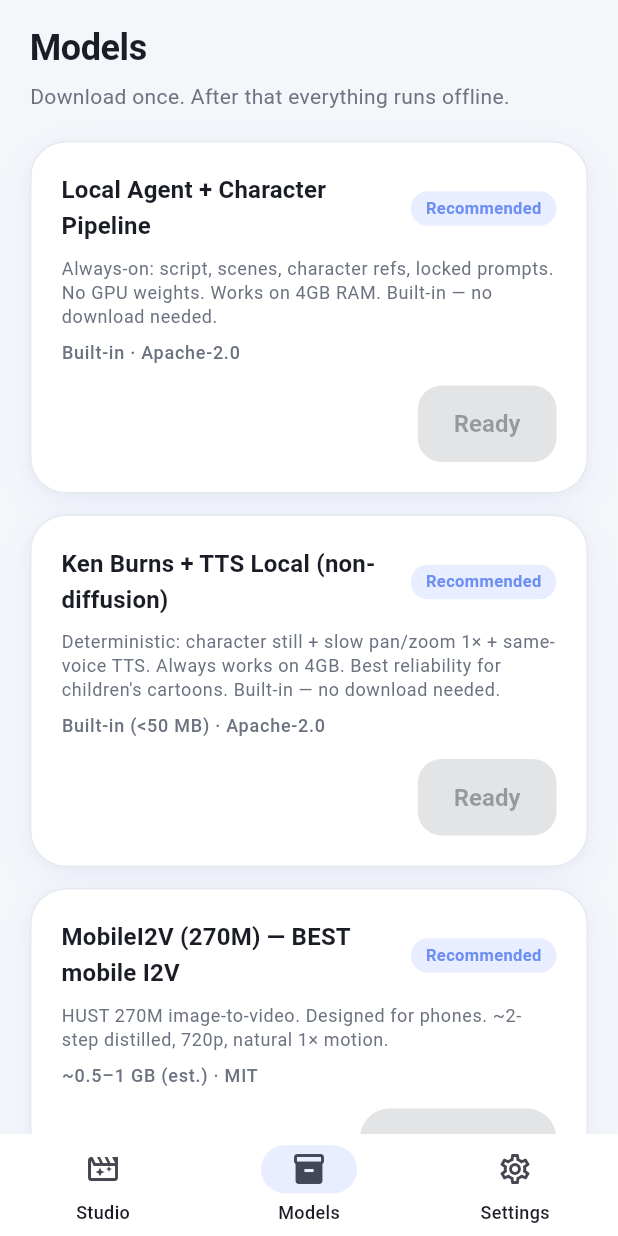
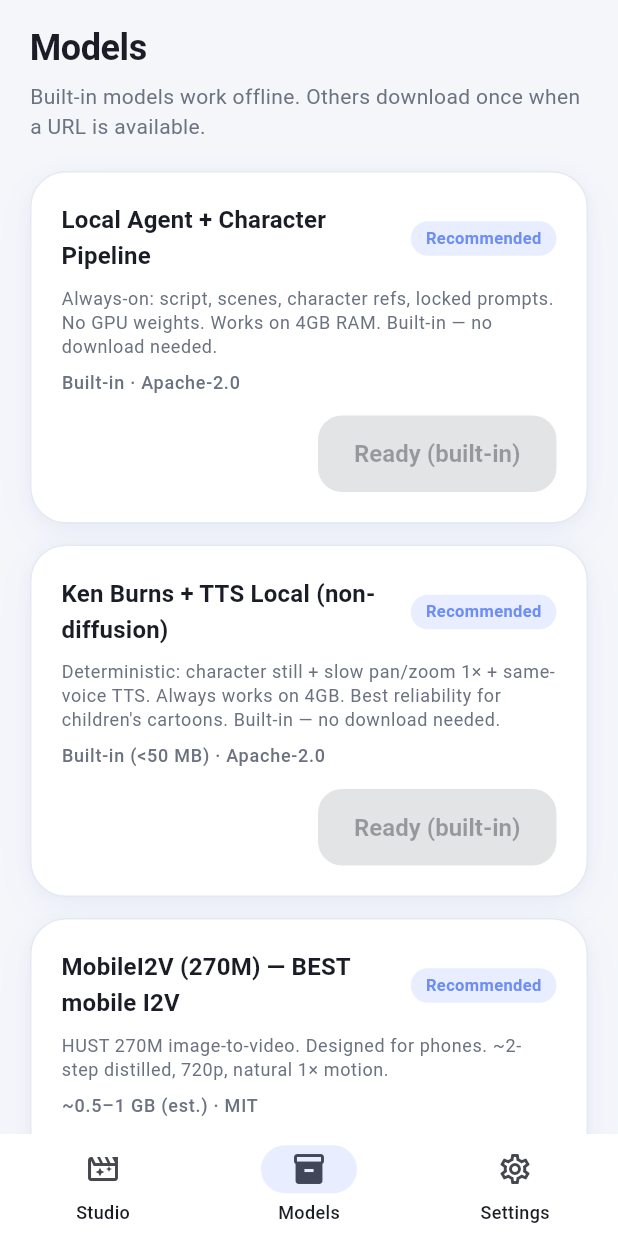
Before and after one commit to AdnanRaza88/ai-video-studio, a Flutter app: the screen it shows after launch, item 2 of the bottom bar chosen, on a phone screen of 412 x 824 dp. Run offline on Flutter 3.47's test engine with Material 3 defaults, Android fonts, the phone set to English and light mode, and no system bars; our stand-ins replace image_picker, shared_preferences.

Commit message:
fix: models screen - clearer Ready / no-URL labels and built-in status

```diff
--- a/flutter/lib/screens/models_screen.dart
+++ b/flutter/lib/screens/models_screen.dart
@@ -19,7 +19,7 @@ class ModelsScreen extends StatelessWidget {
         ),
         const SizedBox(height: 6),
         Text(
-          'Download once. After that everything runs offline.',
+          'Built-in models work offline. Others download once when a URL is available.',
           style: Theme.of(context).textTheme.bodyMedium?.copyWith(
                 color: AppTheme.clayMuted,
               ),
@@ -28,7 +28,7 @@ class ModelsScreen extends StatelessWidget {
           const SizedBox(height: 12),
           Text(
             service.error!,
-            style: const TextStyle(color: Color(0xFFEF4444)),
+            style: const TextStyle(color: Color(0xFFEF4444), height: 1.35),
           ),
         ],
         const SizedBox(height: 20),
@@ -36,6 +36,8 @@ class ModelsScreen extends StatelessWidget {
           final ready = service.isReady(m.id);
           final busy = service.downloading.contains(m.id);
           final progress = service.downloadProgress[m.id];
+          final isBuiltIn = m.downloadUrl == null &&
+              (m.id == 'local-pipeline' || m.id == 'kenburns-local');
 
           return Padding(
             padding: const EdgeInsets.only(bottom: 14),
@@ -113,7 +115,7 @@ class ModelsScreen extends StatelessWidget {
                                   borderRadius: BorderRadius.circular(16),
                                 ),
                               ),
-                              child: const Text('Ready'),
+                              child: Text(isBuiltIn ? 'Ready (built-in)' : 'Ready'),
                             )
                           : FilledButton(
                               onPressed: m.downloadUrl == null
@@ -121,7 +123,7 @@ class ModelsScreen extends StatelessWidget {
                                   : () => service.download(m.id),
                               child: Text(
                                 m.downloadUrl == null
-                                    ? 'URL not set'
+                                    ? 'Not available yet'
                                     : 'Download',
                               ),
                             ),
```
